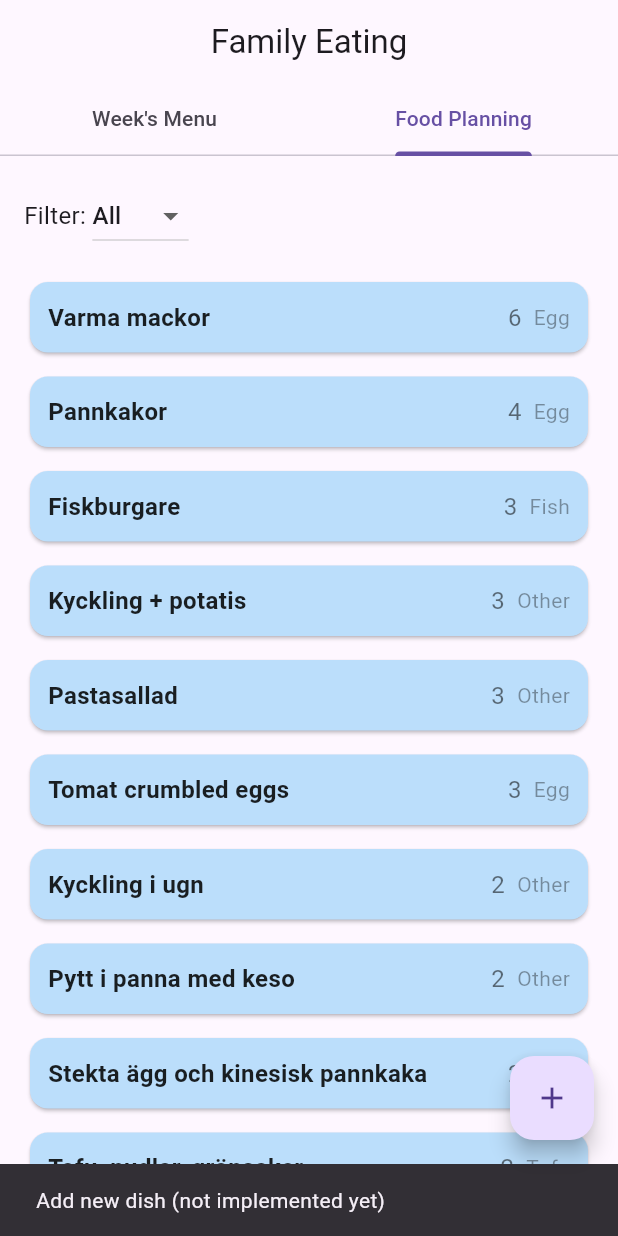
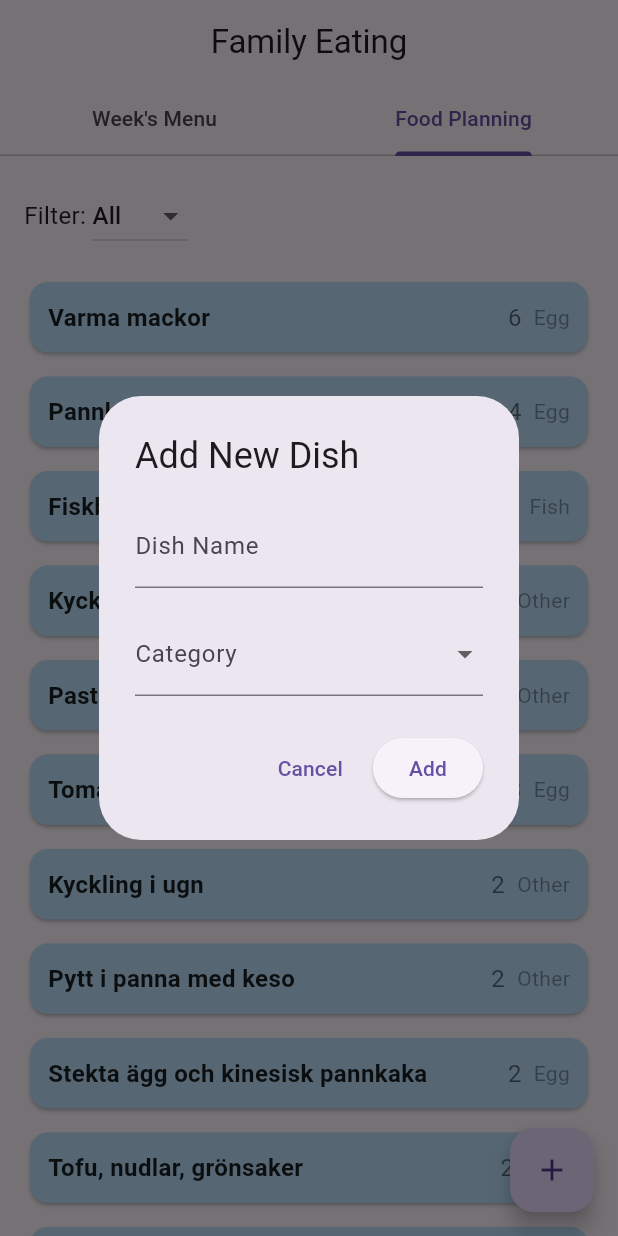
Before and after one commit to Jakob37/Family-eating, a Flutter app: the screen it shows after launch, tab 2 chosen, after a tap on the "add" icon, on a phone screen of 412 x 824 dp. Run offline on Flutter 3.47's test engine with Material 3 defaults, Android fonts, the phone set to English and light mode, and no system bars; our stand-ins replace shared_preferences.

Commit message:
Adding a dish works

```diff
--- a/lib/main.dart
+++ b/lib/main.dart
@@ -110,6 +110,65 @@ class _MainAppState extends State<MainApp> {
     DishStorage.saveDishes(_dishes);
   }
 
+  Future<void> showAddDishDialog(
+      BuildContext context, void Function(Dish) onAdd) async {
+    final _formKey = GlobalKey<FormState>();
+    String name = '';
+    DishCategory? category;
+    await showDialog(
+      context: context,
+      builder: (context) {
+        return AlertDialog(
+          title: const Text('Add New Dish'),
+          content: Form(
+            key: _formKey,
+            child: Column(
+              mainAxisSize: MainAxisSize.min,
+              children: [
+                TextFormField(
+                  decoration: const InputDecoration(labelText: 'Dish Name'),
+                  validator: (value) => (value == null || value.trim().isEmpty)
+                      ? 'Please enter a name'
+                      : null,
+                  onChanged: (value) => name = value,
+                ),
+                const SizedBox(height: 16),
+                DropdownButtonFormField<DishCategory>(
+                  value: category,
+                  decoration: const InputDecoration(labelText: 'Category'),
+                  items: DishCategory.values
+                      .map((cat) => DropdownMenuItem(
+                            value: cat,
+                            child: Text(categoryToString(cat)),
+                          ))
+                      .toList(),
+                  onChanged: (cat) => category = cat,
+                  validator: (value) =>
+                      value == null ? 'Please select a category' : null,
+                ),
+              ],
+            ),
+          ),
+          actions: [
+            TextButton(
+              onPressed: () => Navigator.of(context).pop(),
+              child: const Text('Cancel'),
+            ),
+            ElevatedButton(
+              onPressed: () {
+                if (_formKey.currentState!.validate()) {
+                  onAdd(Dish(name: name.trim(), count: 0, category: category!));
+                  Navigator.of(context).pop();
+                }
+              },
+              child: const Text('Add'),
+            ),
+          ],
+        );
+      },
+    );
+  }
+
   @override
   Widget build(BuildContext context) {
     // Filter dishes by selected category if set
@@ -190,12 +249,13 @@ class _MainAppState extends State<MainApp> {
                     // Show FAB only on the Food Planning tab (index 1)
                     return tabController.index == 1
                         ? FloatingActionButton(
-                            onPressed: () {
-                              ScaffoldMessenger.of(context).showSnackBar(
-                                const SnackBar(
-                                    content: Text(
-                                        'Add new dish (not implemented yet)')),
-                              );
+                            onPressed: () async {
+                              await showAddDishDialog(context, (newDish) {
+                                setState(() {
+                                  _dishes.add(newDish);
+                                });
+                                DishStorage.saveDishes(_dishes);
+                              });
                             },
                             child: const Icon(Icons.add),
                           )
```
